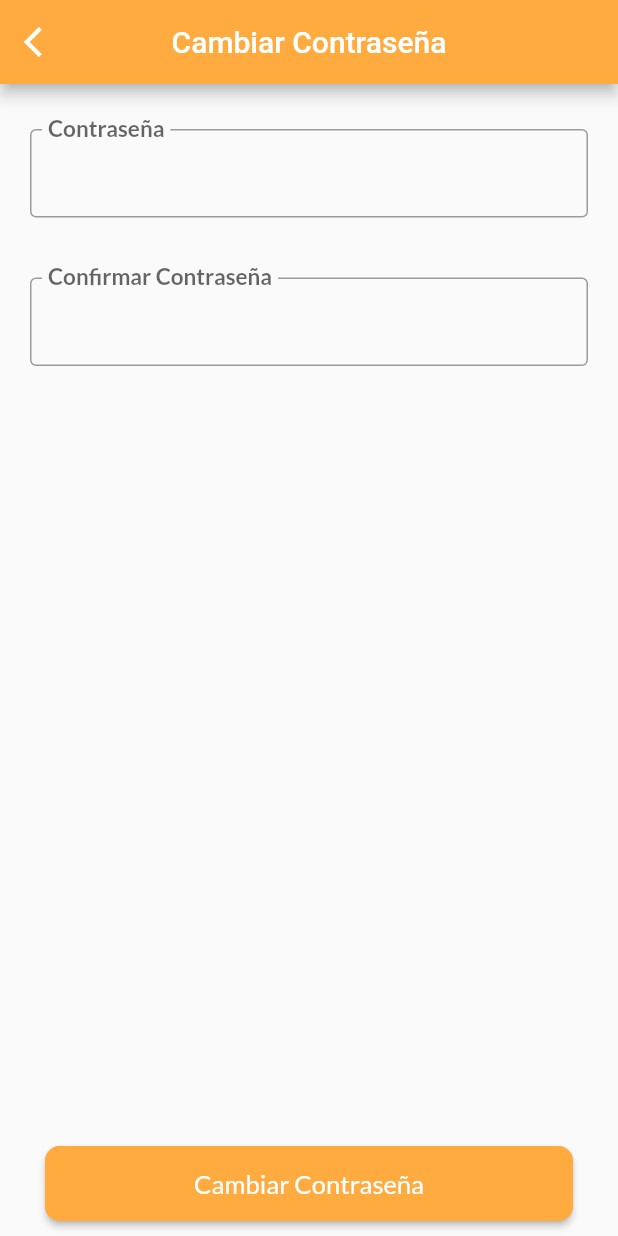
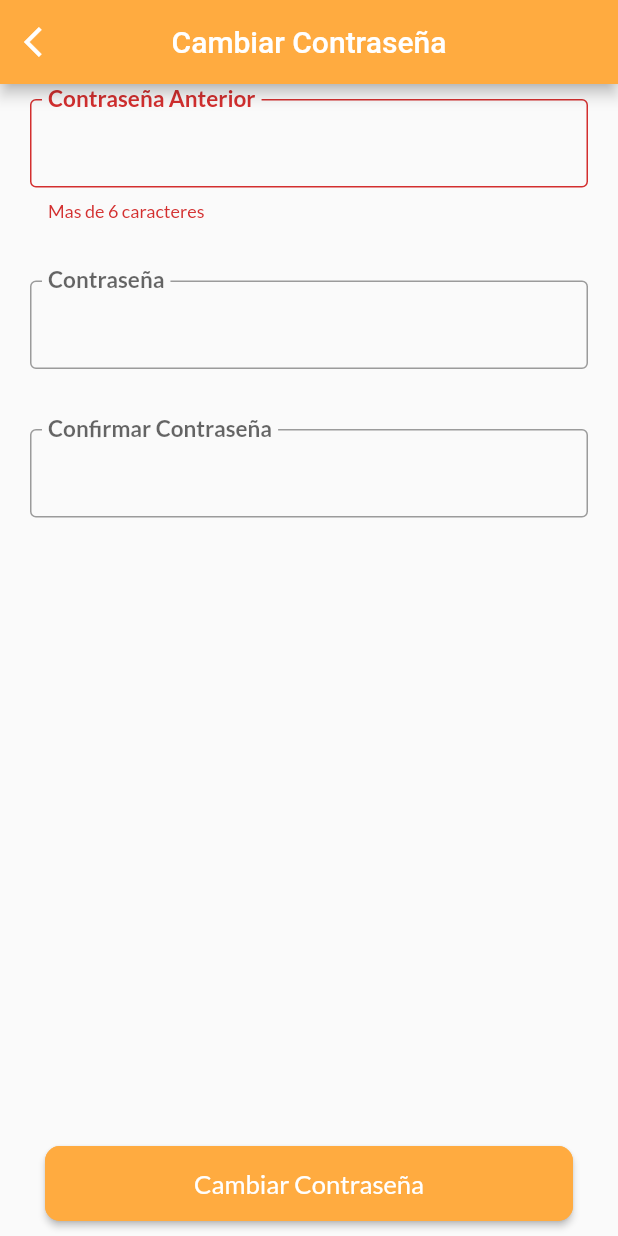
Before and after one commit to KryzAle/Manos-a-la-Obra, a Flutter app: the CambiarPasswordPage screen opened by its route, after a tap on "Cambiar Contraseña", on a phone screen of 412 x 824 dp. Run offline on Flutter 3.47's test engine with Material 2 defaults, Android fonts, the light colour scheme and no system bars; our stand-ins replace carousel_slider, cloud_firestore, firebase_auth, firebase_storage, geolocator, google_fonts and 6 more; accounts and stored records are empty.

Commit message:
Solucion Bug Contraseña y direccion @AArcos

```diff
--- a/lib/src/bloc/login_bloc.dart
+++ b/lib/src/bloc/login_bloc.dart
@@ -72,8 +72,8 @@ class LoginBloc with Validators{
     _nombreController?.close();
     _cedulaController?.close();
   }
-  Future<bool> cambiarPassword(){
-    return _usuarioProvider.updatePassword(password);
+  Future<bool> cambiarPassword(String oldPassword){
+    return _usuarioProvider.updatePassword(password,oldPassword);
   }
   void resetValues(){
     _emailController.value='';
--- a/lib/src/models/solicitud_model.dart
+++ b/lib/src/models/solicitud_model.dart
@@ -16,8 +16,6 @@ class Solicitud {
   bool aceptado;
   String descripcion;
   Map<String, dynamic> direccion;
-  //String direccion;
-
   Timestamp fechaInicio;
   Timestamp fechaFin;
   String idCliente;
--- a/lib/src/pages/cambiar_password_page.dart
+++ b/lib/src/pages/cambiar_password_page.dart
@@ -8,7 +8,8 @@ class CambiarPasswordPage extends StatefulWidget {
 }
 
 class _CambiarPasswordPageState extends State<CambiarPasswordPage> {
- final formkey = GlobalKey<FormState>();
+  String _oldPassword;
+  final formkey = GlobalKey<FormState>();
   Widget build(BuildContext context) {
   final loginBloc = Provider.of(context);
     return Scaffold(
@@ -29,6 +30,7 @@ class _CambiarPasswordPageState extends State<CambiarPasswordPage> {
           padding: EdgeInsets.symmetric(horizontal: 20.0),
           child: Column(
             children: <Widget>[
+              _crearInputPasswordAnterior(loginBloc),
               _crearInputPassword(loginBloc),
               _crearInputConfirmPassword(loginBloc),
               Expanded(child: Container()),
@@ -38,6 +40,34 @@ class _CambiarPasswordPageState extends State<CambiarPasswordPage> {
         )
       )
     );
+  }
+  Widget _crearInputPasswordAnterior(LoginBloc loginBloc) {
+    return Container(
+          margin: EdgeInsets.symmetric(vertical:10.0),
+          child: TextFormField(
+            obscureText: true,
+            keyboardType: TextInputType.visiblePassword,
+            decoration: InputDecoration(
+              labelText: 'Contraseña Anterior',
+              floatingLabelBehavior: FloatingLabelBehavior.always,
+              labelStyle: TextStyle(
+                fontSize: 20.0,
+                fontWeight: FontWeight.bold
+              ),
+              border: OutlineInputBorder(),
+            ),
+            validator: (value){
+              if(value.length<6){
+                return 'Mas de 6 caracteres';
+              }else{
+                return null;
+              }
+            },
+            onSaved: (value){
+              _oldPassword = value;
+            },
+          ),
+        );
   }
 
   Widget _crearInputPassword(LoginBloc loginBloc) {
@@ -75,7 +105,7 @@ class _CambiarPasswordPageState extends State<CambiarPasswordPage> {
           margin: EdgeInsets.symmetric(vertical:10.0),
           child: TextFormField(
             obscureText: true,
-            keyboardType: TextInputType.phone,
+            keyboardType: TextInputType.visiblePassword,
             decoration: InputDecoration(
               labelText: 'Confirmar Contraseña',
               floatingLabelBehavior: FloatingLabelBehavior.always,
@@ -137,7 +167,7 @@ class _CambiarPasswordPageState extends State<CambiarPasswordPage> {
         ),);
       }
     );
-    await loginBloc.cambiarPassword();
+    await loginBloc.cambiarPassword(_oldPassword);
     await  Future.delayed(const Duration(seconds: 1));
     loginBloc.resetValues();
     Navigator.pop(context);
--- a/lib/src/pages/login_page.dart
+++ b/lib/src/pages/login_page.dart
@@ -133,6 +133,7 @@ class LoginPage extends StatelessWidget {
   _login(LoginBloc loginBloc, BuildContext context) async {
     final usuarioBloc = Provider.usuario(context);
     final serviciosBloc = Provider.servicio(context);
+    final direccionBloc = Provider.direccion(context);
     final solicitudesBloc = Provider.solicitud(context);
     showDialog(
         context: context,
@@ -159,6 +160,7 @@ class LoginPage extends StatelessWidget {
         });
     if (await loginBloc.login()) {
       usuarioBloc.cargarUsuario();
+      direccionBloc.cargarDireccionUsuario();
       serviciosBloc.cargarServiciosUsuario();
       solicitudesBloc.cargarSolicitudesUsuario();
       loginBloc.resetValues();
--- a/lib/src/pages/register_page.dart
+++ b/lib/src/pages/register_page.dart
@@ -220,7 +220,9 @@ class RegisterPage extends StatelessWidget {
 
   _register(BuildContext context, LoginBloc loginBloc) async {
     final serviciosBloc = Provider.servicio(context);
+    final direccionBloc = Provider.direccion(context);
     final usuarioBloc = Provider.usuario(context);
+    final solicitudesBloc = Provider.solicitud(context);
     showDialog(
         context: context,
         barrierDismissible: false,
@@ -245,10 +247,12 @@ class RegisterPage extends StatelessWidget {
           );
         });
     if (await loginBloc.register()) {
+      usuarioBloc.cargarUsuario();
       loginBloc.resetValues();
       serviciosBloc.cargarServiciosUsuario();
+      solicitudesBloc.cargarSolicitudesUsuario();
+      direccionBloc.cargarDireccionUsuario();
       Navigator.pop(context);
-      usuarioBloc.cargarUsuario();
       Navigator.pushReplacementNamed(context, 'home');
     } else {
       Navigator.pop(context);
--- a/lib/src/providers/usuario_provider.dart
+++ b/lib/src/providers/usuario_provider.dart
@@ -80,10 +80,11 @@ class UsuarioProvider {
     return null;
   }
 
-  Future<bool> updatePassword(String password) async {
+  Future<bool> updatePassword(String password, String oldPassword) async {
     bool update = false;
     try {
       final usuario = await user();
+      await usuario.reauthenticateWithCredential(EmailAuthProvider.getCredential(email: usuario.email,password: oldPassword));
       await usuario.updatePassword(password);
       update = true;
     } catch (e) {
```
Also changed, not shown: lib/src/pages/form_direccion_page.dart (+14 -11 lines).
